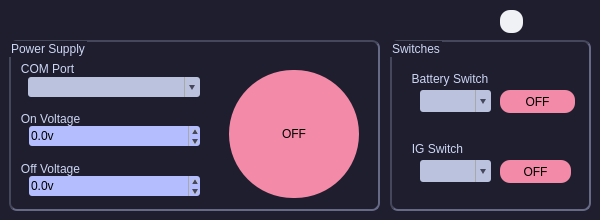
Before: the Qt Designer form Layout.ui in harishkathu/PSGui, drawn with Qt 5.
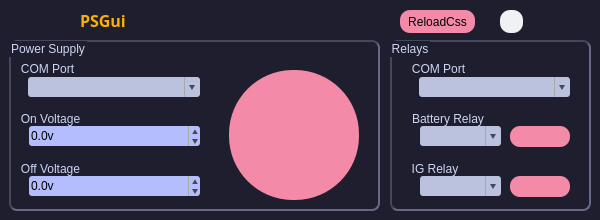
After: the same form once the commit is applied. Icons and pictures are not drawn. Custom widgets are drawn as their Qt base class.

```diff
--- a/Layout.ui
+++ b/Layout.ui
@@ -48,7 +48,7 @@
 font-family: &quot;Hack Nerd Font Mono&quot;, &quot;Monaco&quot;;
 }
 
-#PSFrame, #SwitchesFrame {
+#PSFrame, #RelayFrame {
 border-width: 2px;
 border-radius: 8px;
 border-color: rgb(69, 71, 90);
@@ -59,7 +59,6 @@
 background: rgb(186, 194, 222);
 border: none;
 border-radius: 3px;
-cursor: pointer;
 font-family: &quot;Hack Nerd Font Mono&quot;, &quot;Monaco&quot;;
 }
 
@@ -126,8 +125,6 @@
 border-color: rgb(69, 71, 90);
 text-align: center;
 text-decoration: none;
-display: inline-block;
-transition-duration: 0.4s;
 font-family: &quot;Hack Nerd Font Mono&quot;, &quot;Monaco&quot;;
 }
 
@@ -136,10 +133,31 @@
 border-style: outset;
 }
 
-QPushButton::pressed{
+QPushButton::pressed {
 border-style: inset;
 }
 
+QPushButton::checked {
+  background-color: rgb(166, 227, 161); /* Green */
+}
+
+QPushButton::checked:hover {
+  background-color: rgb(166, 209, 137); /* Teal */
+}
+
+#PSButton::checked {
+border-style: inset;
+}
+
+#PSButton::checked:hover {
+border-style: inset;
+}
+
+#BatteryButton, #IGButton{
+border: none;
+border-radius: 10px;
+}
+
 #Close {
 background: transparent;
 }
@@ -148,7 +166,7 @@
 background: transparent;
 }
 
-#DarkMode {
+#Theme {
 background: rgb(239, 241, 245);
 }
 
@@ -156,6 +174,9 @@
 border-radius: 64%;
 }</string>
   </property>
+  <property name="dockNestingEnabled">
+   <bool>false</bool>
+  </property>
   <property name="unifiedTitleAndToolBarOnMac">
    <bool>false</bool>
   </property>
@@ -184,7 +205,7 @@
     <property name="flat">
      <bool>false</bool>
     </property>
-    <widget class="QGroupBox" name="ComPort">
+    <widget class="QGroupBox" name="PSComPort">
      <property name="geometry">
       <rect>
        <x>10</x>
@@ -211,7 +232,7 @@
      <property name="checkable">
       <bool>false</bool>
      </property>
-     <widget class="QComboBox" name="ComDropDown">
+     <widget class="QComboBox" name="PSCom">
       <property name="geometry">
        <rect>
         <x>9</x>
@@ -226,6 +247,9 @@
       <property name="currentText">
        <string/>
       </property>
+      <property name="currentIndex">
+       <number>-1</number>
+      </property>
       <property name="minimumContentsLength">
        <number>0</number>
       </property>
@@ -238,21 +262,6 @@
       <property name="frame">
        <bool>true</bool>
       </property>
-      <item>
-       <property name="text">
-        <string>PS Serial</string>
-       </property>
-      </item>
-      <item>
-       <property name="text">
-        <string>COM1</string>
-       </property>
-      </item>
-      <item>
-       <property name="text">
-        <string>COM10</string>
-       </property>
-      </item>
      </widget>
     </widget>
     <widget class="QPushButton" name="PSButton">
@@ -261,16 +270,29 @@
        <x>220</x>
        <y>30</y>
        <width>130</width>
-       <height>128</height>
+       <height>130</height>
       </rect>
      </property>
      <property name="focusPolicy">
       <enum>Qt::WheelFocus</enum>
      </property>
      <property name="text">
-      <string>OFF</string>
+      <string/>
+     </property>
+     <property name="icon">
+      <iconset>
+       <normaloff>icons/power_button.png</normaloff>icons/power_button.png</iconset>
+     </property>
+     <property name="iconSize">
+      <size>
+       <width>200</width>
+       <height>200</height>
+      </size>
      </property>
      <property name="checkable">
+      <bool>true</bool>
+     </property>
+     <property name="checked">
       <bool>false</bool>
      </property>
      <property name="autoExclusive">
@@ -286,7 +308,7 @@
       <bool>false</bool>
      </property>
     </widget>
-    <widget class="QGroupBox" name="OnVoltage">
+    <widget class="QGroupBox" name="OnVoltageGroup">
      <property name="geometry">
       <rect>
        <x>10</x>
@@ -301,7 +323,7 @@
      <property name="flat">
       <bool>true</bool>
      </property>
-     <widget class="QDoubleSpinBox" name="OnVoltageSelector">
+     <widget class="QDoubleSpinBox" name="OnVoltage">
       <property name="geometry">
        <rect>
         <x>10</x>
@@ -344,14 +366,14 @@
        <double>40.000000000000000</double>
       </property>
       <property name="singleStep">
-       <double>1.000000000000000</double>
+       <double>0.500000000000000</double>
       </property>
       <property name="stepType">
        <enum>QAbstractSpinBox::DefaultStepType</enum>
       </property>
      </widget>
     </widget>
-    <widget class="QGroupBox" name="OffVoltage">
+    <widget class="QGroupBox" name="OffVoltageGroup">
      <property name="geometry">
       <rect>
        <x>10</x>
@@ -366,7 +388,7 @@
      <property name="flat">
       <bool>true</bool>
      </property>
-     <widget class="QDoubleSpinBox" name="OffVoltageSelector">
+     <widget class="QDoubleSpinBox" name="OffVoltage">
       <property name="geometry">
        <rect>
         <x>10</x>
@@ -399,7 +421,7 @@
      </widget>
     </widget>
    </widget>
-   <widget class="QGroupBox" name="SwitchesFrame">
+   <widget class="QGroupBox" name="RelayFrame">
     <property name="geometry">
      <rect>
       <x>390</x>
@@ -412,7 +434,7 @@
      <bool>false</bool>
     </property>
     <property name="title">
-     <string notr="true">Switches</string>
+     <string notr="true">Relays</string>
     </property>
     <property name="alignment">
      <set>Qt::AlignLeading|Qt::AlignLeft|Qt::AlignVCenter</set>
@@ -426,87 +448,201 @@
     <property name="checked">
      <bool>false</bool>
     </property>
-    <widget class="QGroupBox" name="IGSwitch">
+    <widget class="QGroupBox" name="IGRelay">
      <property name="geometry">
       <rect>
        <x>20</x>
-       <y>100</y>
+       <y>120</y>
        <width>171</width>
-       <height>51</height>
+       <height>41</height>
       </rect>
      </property>
      <property name="title">
-      <string>IG Switch</string>
+      <string>IG Relay</string>
      </property>
      <property name="flat">
       <bool>true</bool>
      </property>
-     <widget class="QComboBox" name="IGComPort">
+     <widget class="customComboBox" name="IGCom">
       <property name="geometry">
        <rect>
         <x>10</x>
-        <y>20</y>
-        <width>71</width>
-        <height>22</height>
+        <y>16</y>
+        <width>81</width>
+        <height>20</height>
        </rect>
       </property>
+      <property name="maxVisibleItems">
+       <number>8</number>
+      </property>
+      <property name="maxCount">
+       <number>8</number>
+      </property>
+      <property name="sizeAdjustPolicy">
+       <enum>QComboBox::AdjustToContentsOnFirstShow</enum>
+      </property>
       <property name="placeholderText">
-       <string>T15 connected to which relay ?</string>
+       <string>T15 relay ?</string>
       </property>
      </widget>
      <widget class="QPushButton" name="IGButton">
       <property name="geometry">
        <rect>
-        <x>90</x>
-        <y>20</y>
-        <width>71</width>
-        <height>23</height>
+        <x>100</x>
+        <y>16</y>
+        <width>60</width>
+        <height>21</height>
        </rect>
       </property>
       <property name="text">
-       <string>OFF</string>
+       <string/>
+      </property>
+      <property name="icon">
+       <iconset>
+        <normaloff>icons/offswitch.png</normaloff>
+        <normalon>icons/onswitch.png</normalon>icons/offswitch.png</iconset>
+      </property>
+      <property name="iconSize">
+       <size>
+        <width>65</width>
+        <height>20</height>
+       </size>
+      </property>
+      <property name="checkable">
+       <bool>true</bool>
       </property>
      </widget>
     </widget>
-    <widget class="QGroupBox" name="BatterySwitch">
+    <widget class="QGroupBox" name="BatteryRelay">
      <property name="geometry">
       <rect>
        <x>20</x>
-       <y>30</y>
+       <y>70</y>
        <width>171</width>
-       <height>51</height>
+       <height>41</height>
       </rect>
      </property>
      <property name="title">
-      <string>Battery Switch</string>
+      <string>Battery Relay</string>
      </property>
      <property name="flat">
       <bool>true</bool>
      </property>
-     <widget class="QComboBox" name="BatteryComPort">
+     <widget class="customComboBox" name="BatteryCom">
       <property name="geometry">
        <rect>
         <x>10</x>
-        <y>20</y>
-        <width>71</width>
-        <height>22</height>
+        <y>16</y>
+        <width>81</width>
+        <height>20</height>
        </rect>
       </property>
+      <property name="currentText">
+       <string/>
+      </property>
+      <property name="currentIndex">
+       <number>-1</number>
+      </property>
+      <property name="maxVisibleItems">
+       <number>8</number>
+      </property>
+      <property name="maxCount">
+       <number>8</number>
+      </property>
+      <property name="insertPolicy">
+       <enum>QComboBox::InsertAtBottom</enum>
+      </property>
       <property name="placeholderText">
-       <string>T30 connected to which relay ?</string>
+       <string>T30 relay?</string>
       </property>
      </widget>
      <widget class="QPushButton" name="BatteryButton">
       <property name="geometry">
        <rect>
-        <x>90</x>
-        <y>20</y>
-        <width>75</width>
-        <height>23</height>
+        <x>100</x>
+        <y>16</y>
+        <width>60</width>
+        <height>21</height>
        </rect>
       </property>
       <property name="text">
-       <string>OFF</string>
+       <string/>
+      </property>
+      <property name="icon">
+       <iconset>
+        <normaloff>icons/offswitch.png</normaloff>
+        <normalon>icons/onswitch.png</normalon>icons/offswitch.png</iconset>
+      </property>
+      <property name="iconSize">
+       <size>
+        <width>65</width>
+        <height>20</height>
+       </size>
+      </property>
+      <property name="checkable">
+       <bool>true</bool>
+      </property>
+      <property name="checked">
+       <bool>false</bool>
+      </property>
+     </widget>
+    </widget>
+    <widget class="QGroupBox" name="RelayComPort">
+     <property name="geometry">
+      <rect>
+       <x>20</x>
+       <y>20</y>
+       <width>171</width>
+       <height>41</height>
+      </rect>
+     </property>
+     <property name="contextMenuPolicy">
+      <enum>Qt::DefaultContextMenu</enum>
+     </property>
+     <property name="layoutDirection">
+      <enum>Qt::LeftToRight</enum>
+     </property>
+     <property name="autoFillBackground">
+      <bool>false</bool>
+     </property>
+     <property name="title">
+      <string>COM Port</string>
+     </property>
+     <property name="flat">
+      <bool>true</bool>
+     </property>
+     <property name="checkable">
+      <bool>false</bool>
+     </property>
+     <widget class="QComboBox" name="RelayCom">
+      <property name="geometry">
+       <rect>
+        <x>9</x>
+        <y>17</y>
+        <width>151</width>
+        <height>20</height>
+       </rect>
+      </property>
+      <property name="editable">
+       <bool>false</bool>
+      </property>
+      <property name="currentText">
+       <string/>
+      </property>
+      <property name="currentIndex">
+       <number>-1</number>
+      </property>
+      <property name="minimumContentsLength">
+       <number>0</number>
+      </property>
+      <property name="placeholderText">
+       <string>Select Power Supply COM port</string>
+      </property>
+      <property name="duplicatesEnabled">
+       <bool>false</bool>
+      </property>
+      <property name="frame">
+       <bool>true</bool>
       </property>
      </widget>
     </widget>
@@ -557,7 +693,7 @@
      </size>
     </property>
    </widget>
-   <widget class="QPushButton" name="DarkMode">
+   <widget class="QPushButton" name="Theme">
     <property name="geometry">
      <rect>
       <x>500</x>
@@ -571,7 +707,8 @@
     </property>
     <property name="icon">
      <iconset>
-      <normaloff>icons/light_mode.png</normaloff>icons/light_mode.png</iconset>
+      <normaloff>icons/light_mode.png</normaloff>
+      <normalon>icons/dark_mode.png</normalon>icons/light_mode.png</iconset>
     </property>
     <property name="iconSize">
      <size>
@@ -580,29 +717,29 @@
      </size>
     </property>
    </widget>
-   <widget class="QLabel" name="label">
+   <widget class="QLabel" name="logo">
     <property name="geometry">
      <rect>
       <x>60</x>
       <y>10</y>
-      <width>151</width>
+      <width>21</width>
       <height>21</height>
      </rect>
     </property>
     <property name="toolTip">
-     <string>&lt;html&gt;&lt;head/&gt;&lt;body&gt;&lt;p&gt;UX - Continental TCI,&lt;br/&gt;Bengaluru, India&lt;/p&gt;&lt;/body&gt;&lt;/html&gt;</string>
+     <string/>
     </property>
     <property name="text">
      <string/>
     </property>
     <property name="pixmap">
-     <pixmap>icons/conti_logo.png</pixmap>
+     <pixmap>icons/electric.png</pixmap>
     </property>
     <property name="scaledContents">
      <bool>true</bool>
     </property>
    </widget>
-   <widget class="QLabel" name="label_2">
+   <widget class="QLabel" name="author">
     <property name="geometry">
      <rect>
       <x>20</x>
@@ -627,8 +764,62 @@
      <bool>true</bool>
     </property>
    </widget>
+   <widget class="QLabel" name="title">
+    <property name="geometry">
+     <rect>
+      <x>80</x>
+      <y>10</y>
+      <width>61</width>
+      <height>21</height>
+     </rect>
+    </property>
+    <property name="font">
+     <font>
+      <family>Hack Nerd Font Mono</family>
+      <pointsize>12</pointsize>
+      <weight>75</weight>
+      <bold>true</bold>
+      <kerning>true</kerning>
+     </font>
+    </property>
+    <property name="styleSheet">
+     <string notr="true">color: rgb(250, 176, 5);</string>
+    </property>
+    <property name="frameShape">
+     <enum>QFrame::NoFrame</enum>
+    </property>
+    <property name="frameShadow">
+     <enum>QFrame::Plain</enum>
+    </property>
+    <property name="text">
+     <string>PSGui</string>
+    </property>
+    <property name="textFormat">
+     <enum>Qt::AutoText</enum>
+    </property>
+   </widget>
+   <widget class="QPushButton" name="ReloadCss">
+    <property name="geometry">
+     <rect>
+      <x>400</x>
+      <y>10</y>
+      <width>75</width>
+      <height>23</height>
+     </rect>
+    </property>
+    <property name="text">
+     <string>ReloadCss</string>
+    </property>
+   </widget>
   </widget>
  </widget>
+ <customwidgets>
+  <customwidget>
+   <class>customComboBox</class>
+   <extends>QComboBox</extends>
+   <header>customcombobox</header>
+  </customwidget>
+ </customwidgets>
  <resources/>
  <connections/>
 </ui>
```
